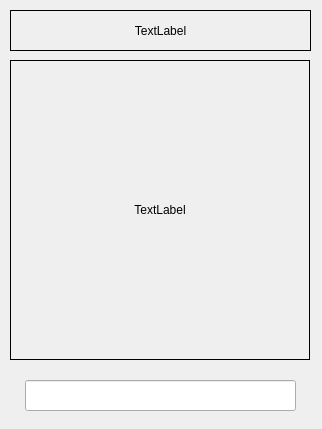
This is trainingwindow.ui in Skripove/MyDictionary as Qt 5 draws it before an edit. The edited form follows.
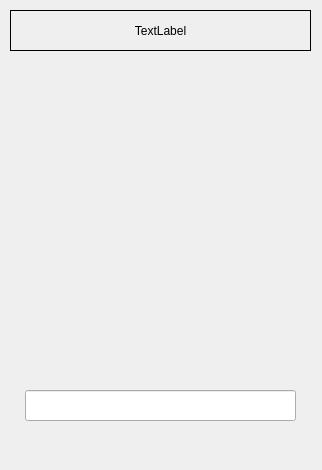
This is the edited form.

Commit message: Добавил на тренировочное окно картинку для наведения

```diff
--- a/trainingwindow.ui
+++ b/trainingwindow.ui
@@ -7,7 +7,7 @@
     <x>0</x>
     <y>0</y>
     <width>322</width>
-    <height>429</height>
+    <height>470</height>
    </rect>
   </property>
   <property name="windowTitle">
@@ -36,16 +36,16 @@
    <property name="geometry">
     <rect>
      <x>10</x>
-     <y>60</y>
+     <y>80</y>
      <width>300</width>
      <height>300</height>
     </rect>
    </property>
    <property name="frameShape">
-    <enum>QFrame::Box</enum>
+    <enum>QFrame::NoFrame</enum>
    </property>
    <property name="text">
-    <string>TextLabel</string>
+    <string/>
    </property>
    <property name="alignment">
     <set>Qt::AlignCenter</set>
@@ -55,7 +55,7 @@
    <property name="geometry">
     <rect>
      <x>25</x>
-     <y>380</y>
+     <y>390</y>
      <width>271</width>
      <height>31</height>
     </rect>
```
Left out of the diff: 2 changed lines with no effect on the pictures. The commit also changes 5 other files.
